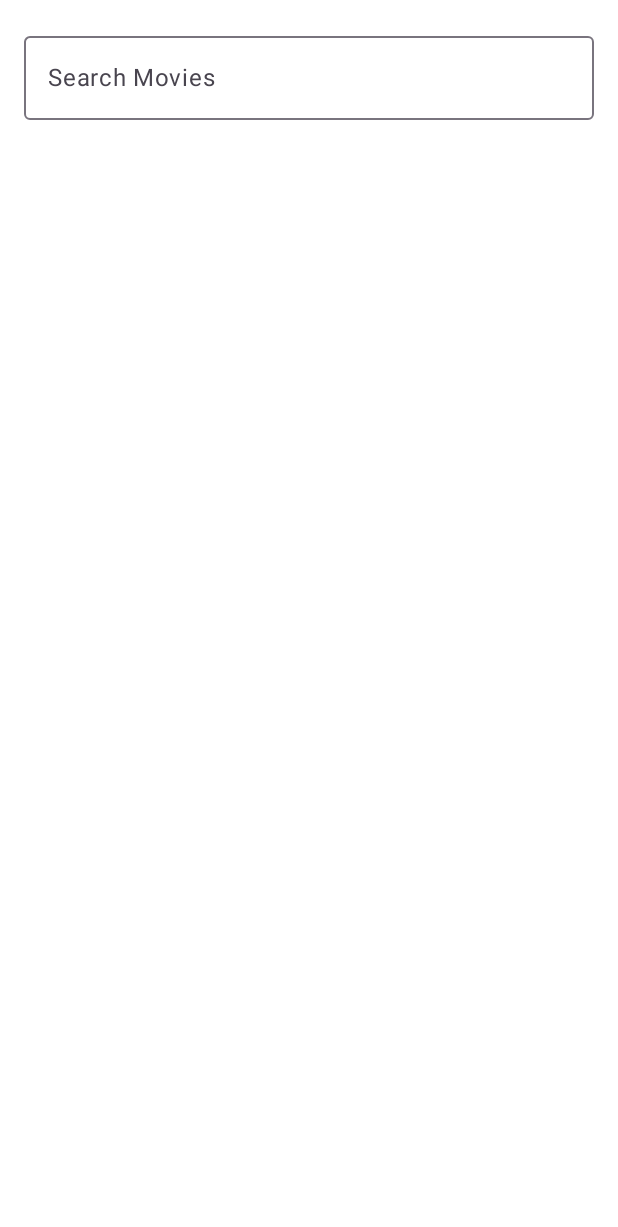
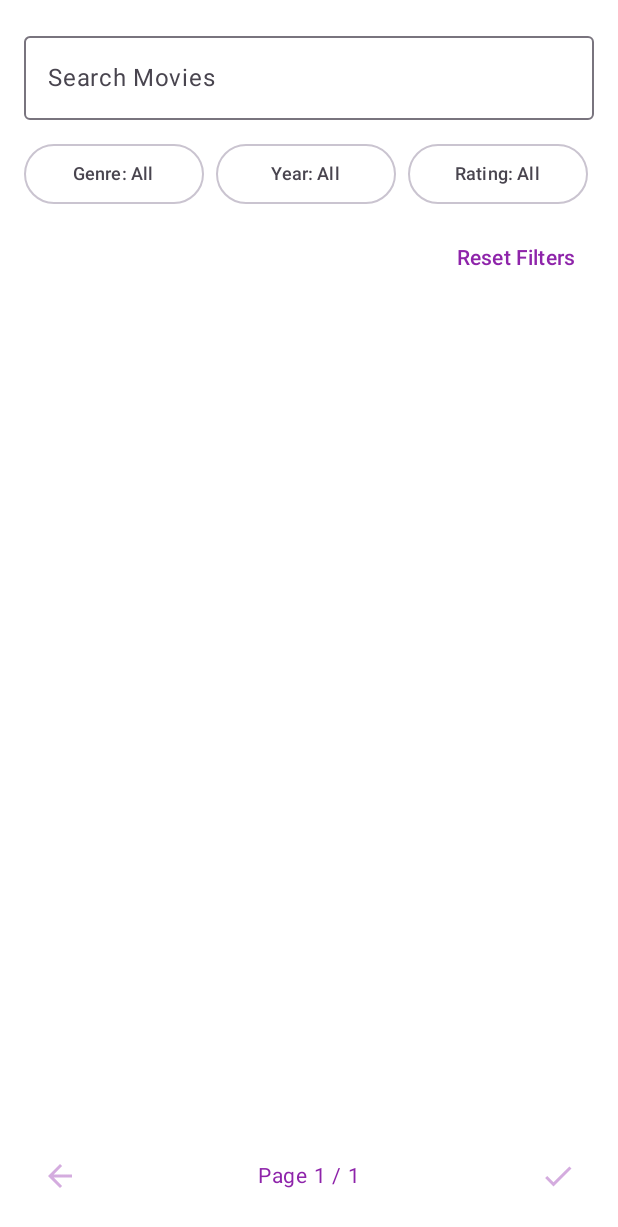
Before and after one commit to akdenizcse/teams-for-mobile-programming-2025-final-project-nuray, an Android app built with Jetpack Compose: the HomeScreen screen opened through its navigation route, on a phone screen of 412 x 824 dp. Shown: the top 1227 px of the screen. Run offline under Robolectric (Android 15) with nearby library versions, the phone set to English and light mode, and no system bars; our stand-ins replace Firebase (no records; nobody signed in at launch, a user with empty details on screens opened directly); pictures from the network do not load; 1 statement that could not run was skipped.

Commit message:
filtering options were added, all data from the API was retrieved and page navigation was added

```diff
--- a/app/src/main/java/com/example/watchlist/HomeScreen.kt
+++ b/app/src/main/java/com/example/watchlist/HomeScreen.kt
@@ -4,14 +4,17 @@ import androidx.compose.foundation.Image
 import androidx.compose.foundation.background
 import androidx.compose.foundation.layout.*
 import androidx.compose.foundation.lazy.LazyColumn
+import androidx.compose.foundation.lazy.items
 import androidx.compose.foundation.shape.RoundedCornerShape
 import androidx.compose.material.icons.Icons
 import androidx.compose.material.icons.filled.Add
+import androidx.compose.material.icons.filled.ArrowBack
 import androidx.compose.material.icons.filled.Check
 import androidx.compose.material.icons.filled.Favorite
 import androidx.compose.material.icons.outlined.FavoriteBorder
 import androidx.compose.material3.*
 import androidx.compose.runtime.*
+import androidx.compose.runtime.saveable.rememberSaveable
 import androidx.compose.ui.Alignment
 import androidx.compose.ui.Modifier
 import androidx.compose.ui.graphics.Color
@@ -28,9 +31,29 @@ import com.example.watchlist.viewmodel.MovieViewModel
 import kotlinx.coroutines.launch
 
 @Composable
-fun HomeScreen(movieViewModel: MovieViewModel = viewModel()) {
-    val movies by movieViewModel.movies
-    val searchQuery by movieViewModel.searchQuery
+fun HomeScreen(
+    movieViewModel: MovieViewModel = viewModel()
+) {
+    // Observe ViewModel state
+    val allMovies = movieViewModel.movies
+    val searchQuery = movieViewModel.searchQuery
+    val currentPage = movieViewModel.currentPage
+    val totalPages = movieViewModel.totalPages
+
+    // Local UI state for filters
+    var selectedGenre by rememberSaveable { mutableStateOf("All") }
+    var selectedYear by rememberSaveable { mutableStateOf("All") }
+    var selectedRating by rememberSaveable { mutableStateOf("All") }
+
+    // Apply filters and search
+    val filteredMovies = allMovies.filter { movie ->
+        val year = movie.releaseDate.substringBefore('-')
+        val threshold = selectedRating.removeSuffix("+").toDoubleOrNull() ?: 0.0
+        (searchQuery.isBlank() || movie.title.contains(searchQuery, ignoreCase = true)) &&
+                (selectedGenre == "All" || movie.getGenreNames().contains(selectedGenre, ignoreCase = true)) &&
+                (selectedYear == "All" || year == selectedYear) &&
+                (selectedRating == "All" || movie.rating >= threshold)
+    }
 
     Column(
         modifier = Modifier
@@ -38,28 +61,113 @@ fun HomeScreen(movieViewModel: MovieViewModel = viewModel()) {
             .background(Color.White)
             .padding(16.dp)
     ) {
+        // Search input
         OutlinedTextField(
             value = searchQuery,
             onValueChange = { movieViewModel.updateSearchQuery(it) },
             label = { Text("Search Movies") },
             modifier = Modifier
                 .fillMaxWidth()
-                .padding(bottom = 16.dp)
+                .padding(bottom = 12.dp)
         )
 
+        // Filter options
+        Row(
+            horizontalArrangement = Arrangement.spacedBy(8.dp),
+            modifier = Modifier.fillMaxWidth()
+        ) {
+            FilterDropdown("Genre", listOf("All", "Action", "Drama", "Comedy", "Sci-Fi"), selectedGenre) { selectedGenre = it }
+            FilterDropdown("Year", listOf("All", "2024", "2023", "2022", "2021"), selectedYear) { selectedYear = it }
+            FilterDropdown("Rating", listOf("All", "9+", "8+", "7+", "6+"), selectedRating) { selectedRating = it }
+        }
+
+        Spacer(modifier = Modifier.height(8.dp))
+
+        // Reset filters
+        Row(
+            modifier = Modifier.fillMaxWidth(),
+            horizontalArrangement = Arrangement.End
+        ) {
+            TextButton(onClick = {
+                selectedGenre = "All"
+                selectedYear = "All"
+                selectedRating = "All"
+            }) {
+                Text("Reset Filters")
+            }
+        }
+
+        Spacer(modifier = Modifier.height(8.dp))
+
+        // Movie list
         LazyColumn(
             verticalArrangement = Arrangement.spacedBy(16.dp),
-            modifier = Modifier.fillMaxSize()
+            modifier = Modifier.weight(1f)
         ) {
-            items(movies.size) { index ->
-                MovieCard(movie = movies[index], movieViewModel = movieViewModel)
+            items(filteredMovies) { movie ->
+                MovieCard(movie = movie, movieViewModel = movieViewModel)
+            }
+        }
+
+        Spacer(modifier = Modifier.height(8.dp))
+
+        // Pagination controls
+        Row(
+            modifier = Modifier.fillMaxWidth(),
+            horizontalArrangement = Arrangement.SpaceBetween,
+            verticalAlignment = Alignment.CenterVertically
+        ) {
+            IconButton(
+                onClick = { movieViewModel.prevPage() },
+                enabled = currentPage > 1
+            ) {
+                Icon(Icons.Filled.ArrowBack, contentDescription = "Previous Page")
+            }
+            Text("Page $currentPage / $totalPages", fontSize = 14.sp)
+            IconButton(
+                onClick = { movieViewModel.nextPage() },
+                enabled = currentPage < totalPages
+            ) {
+                Icon(Icons.Filled.Check, contentDescription = "Next Page")
             }
         }
     }
 }
 
 @Composable
-fun MovieCard(movie: MovieItem, movieViewModel: MovieViewModel) {
+fun FilterDropdown(
+    label: String,
+    options: List<String>,
+    selected: String,
+    onSelectedChange: (String) -> Unit
+) {
+    var expanded by remember { mutableStateOf(false) }
+    Box(modifier = Modifier.width(120.dp)) {
+        OutlinedButton(
+            onClick = { expanded = true },
+            modifier = Modifier.fillMaxWidth()
+        ) {
+            Text(text = "$label: $selected", fontSize = 12.sp)
+        }
+        DropdownMenu(
+            expanded = expanded,
+            onDismissRequest = { expanded = false }
+        ) {
+            options.forEach { option ->
+                DropdownMenuItem(text = { Text(option) }, onClick = {
+                    onSelectedChange(option)
+                    expanded = false
+                })
+            }
+        }
+    }
+}
+
+@Composable
+fun MovieCard(
+    movie: MovieItem,
+    movieViewModel: MovieViewModel
+) {
     val scope = rememberCoroutineScope()
     var isFavorite by remember { mutableStateOf(false) }
     var isInWatchlist by remember { mutableStateOf(false) }
@@ -73,39 +181,35 @@ fun MovieCard(movie: MovieItem, movieViewModel: MovieViewModel) {
         modifier = Modifier.fillMaxWidth(),
         shape = RoundedCornerShape(16.dp),
         colors = CardDefaults.cardColors(containerColor = Color(0xFFF2F2F2)),
-        elevation = CardDefaults.cardElevation(defaultElevation = 4.dp)
+        elevation = CardDefaults.cardElevation(4.dp)
     ) {
         Row(modifier = Modifier.padding(12.dp), verticalAlignment = Alignment.Top) {
-            val painter = rememberAsyncImagePainter(
-                model = ImageRequest.Builder(LocalContext.current)
-                    .data("https://image.tmdb.org/t/p/w500${movie.posterUrl}")
-                    .crossfade(true)
-                    .build()
-            )
-
             Image(
-                painter = painter,
+                painter = rememberAsyncImagePainter(
+                    ImageRequest.Builder(LocalContext.current)
+                        .data("https://image.tmdb.org/t/p/w500${movie.posterUrl}")
+                        .crossfade(true)
+                        .build()
+                ),
                 contentDescription = movie.title,
                 modifier = Modifier
                     .width(100.dp)
                     .height(140.dp)
                     .padding(end = 12.dp),
-                contentScale = ContentScale.Fit
+                contentScale = ContentScale.Crop
             )
-
             Column(
                 modifier = Modifier
                     .weight(1f)
                     .align(Alignment.Top)
                     .padding(top = 4.dp),
-                verticalArrangement = Arrangement.SpaceBetween
+                verticalArrangement = Arrangement.spacedBy(4.dp)
             ) {
                 Text(movie.title, fontWeight = FontWeight.Bold, fontSize = 18.sp, color = Color.Black)
                 Text("Release: ${movie.releaseDate}", fontSize = 14.sp, color = Color.DarkGray)
-                Text("IMDB Rating: ${movie.rating}", fontSize = 14.sp, color = Color.DarkGray)
+                Text("IMDB: ${movie.rating}", fontSize = 14.sp, color = Color.DarkGray)
                 Text("Genre: ${movie.getGenreNames()}", fontSize = 14.sp, color = Color.DarkGray)
             }
-
             Column(
                 verticalArrangement = Arrangement.spacedBy(8.dp),
                 horizontalAlignment = Alignment.End,
@@ -129,7 +233,6 @@ fun MovieCard(movie: MovieItem, movieViewModel: MovieViewModel) {
                         imageVector = if (isInWatchlist) Icons.Filled.Check else Icons.Filled.Add,
                         contentDescription = "Watchlist",
                         tint = if (isInWatchlist) MaterialTheme.colorScheme.primary else Color.Gray
-
                     )
                 }
             }
--- a/app/src/main/java/com/example/watchlist/model/MovieResponse.kt
+++ b/app/src/main/java/com/example/watchlist/model/MovieResponse.kt
@@ -4,5 +4,8 @@ package com.example.watchlist.model
 import com.google.gson.annotations.SerializedName
 
 data class MovieResponse(
-    @SerializedName("results") val results: List<MovieItem>
+    @SerializedName("results") val results: List<MovieItem>,
+    @SerializedName("page") val page: Int,
+    @SerializedName("total_pages") val total_pages: Int,
+
 )
```
Also changed, not shown: app/src/main/java/com/example/watchlist/model/MovieItem.kt (+7 -7 lines), app/src/main/java/com/example/watchlist/viewmodel/MovieViewModel.kt (+31 -75 lines).
